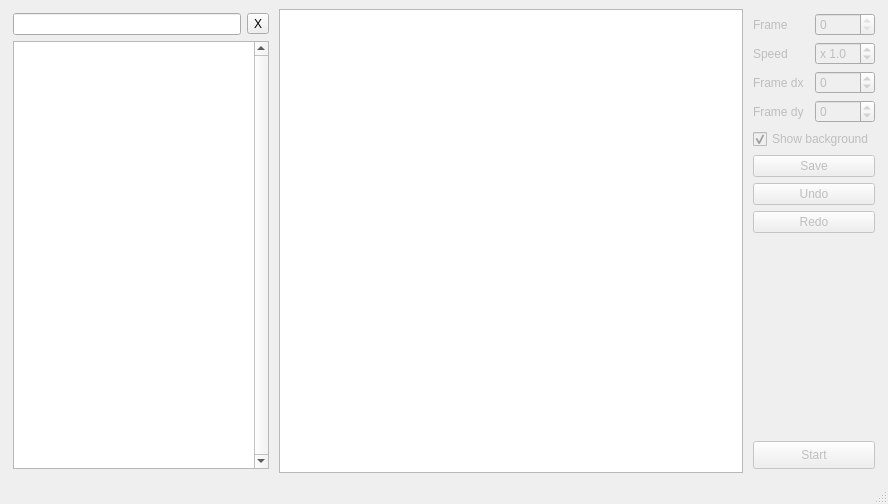
Above: src/editor.ui from Kracav4ik/jnb-sfml before the change. Below: the same form after it.
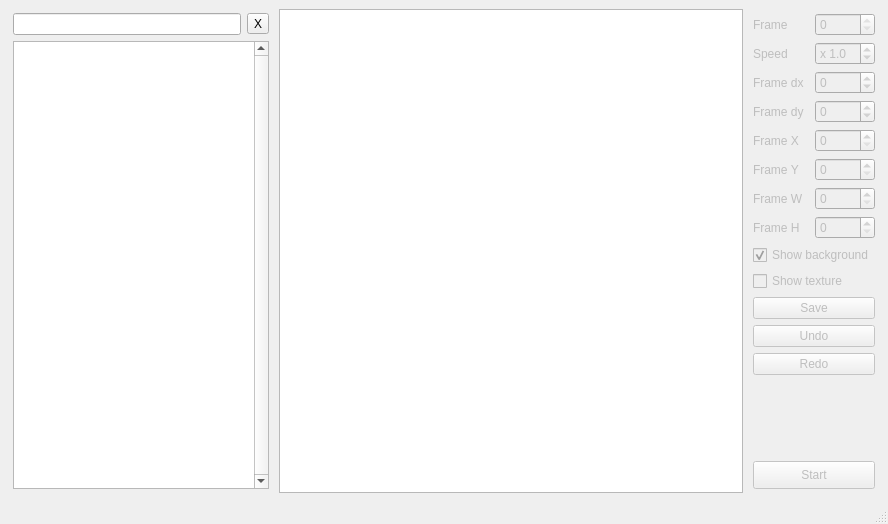
That is the form after the change.

Commit message: editing for frame x, y, w and h macro for the macro god!

```diff
--- a/src/editor.ui
+++ b/src/editor.ui
@@ -7,7 +7,7 @@
     <x>0</x>
     <y>0</y>
     <width>888</width>
-    <height>504</height>
+    <height>524</height>
    </rect>
   </property>
   <property name="windowTitle">
@@ -180,7 +180,7 @@
          </property>
         </widget>
        </item>
-       <item row="10" column="1">
+       <item row="19" column="1">
         <spacer name="verticalSpacer">
          <property name="orientation">
           <enum>Qt::Vertical</enum>
@@ -193,17 +193,14 @@
          </property>
         </spacer>
        </item>
-       <item row="7" column="0" colspan="2">
+       <item row="16" column="0" colspan="2">
         <widget class="QPushButton" name="unDo">
-         <property name="enabled">
-          <bool>false</bool>
-         </property>
          <property name="text">
           <string>Undo</string>
          </property>
         </widget>
        </item>
-       <item row="12" column="0" colspan="2">
+       <item row="21" column="0" colspan="2">
         <widget class="QToolButton" name="startAnimation">
          <property name="sizePolicy">
           <sizepolicy hsizetype="Minimum" vsizetype="Fixed">
@@ -225,24 +222,21 @@
          </property>
         </widget>
        </item>
-       <item row="6" column="0" colspan="2">
+       <item row="15" column="0" colspan="2">
         <widget class="QPushButton" name="saveFrame">
          <property name="text">
           <string>Save</string>
          </property>
         </widget>
        </item>
-       <item row="9" column="0" colspan="2">
+       <item row="18" column="0" colspan="2">
         <widget class="QPushButton" name="reDo">
-         <property name="enabled">
-          <bool>false</bool>
-         </property>
          <property name="text">
           <string>Redo</string>
          </property>
         </widget>
        </item>
-       <item row="5" column="0" colspan="2">
+       <item row="13" column="0" colspan="2">
         <widget class="QCheckBox" name="showBg">
          <property name="text">
           <string>Show background</string>
@@ -252,6 +246,102 @@
          </property>
         </widget>
        </item>
+       <item row="5" column="1">
+        <widget class="QSpinBox" name="frame_x">
+         <property name="readOnly">
+          <bool>false</bool>
+         </property>
+         <property name="minimum">
+          <number>0</number>
+         </property>
+         <property name="maximum">
+          <number>9999</number>
+         </property>
+        </widget>
+       </item>
+       <item row="14" column="0" colspan="2">
+        <widget class="QCheckBox" name="showTex">
+         <property name="text">
+          <string>Show texture</string>
+         </property>
+         <property name="checked">
+          <bool>false</bool>
+         </property>
+        </widget>
+       </item>
+       <item row="11" column="0">
+        <widget class="QLabel" name="label_7">
+         <property name="text">
+          <string>Frame H</string>
+         </property>
+        </widget>
+       </item>
+       <item row="9" column="0">
+        <widget class="QLabel" name="label_8">
+         <property name="text">
+          <string>Frame W</string>
+         </property>
+         <property name="textFormat">
+          <enum>Qt::AutoText</enum>
+         </property>
+        </widget>
+       </item>
+       <item row="9" column="1">
+        <widget class="QSpinBox" name="frame_w">
+         <property name="readOnly">
+          <bool>false</bool>
+         </property>
+         <property name="minimum">
+          <number>0</number>
+         </property>
+         <property name="maximum">
+          <number>9999</number>
+         </property>
+        </widget>
+       </item>
+       <item row="11" column="1">
+        <widget class="QSpinBox" name="frame_h">
+         <property name="readOnly">
+          <bool>false</bool>
+         </property>
+         <property name="minimum">
+          <number>0</number>
+         </property>
+         <property name="maximum">
+          <number>9999</number>
+         </property>
+        </widget>
+       </item>
+       <item row="8" column="0">
+        <widget class="QLabel" name="label_5">
+         <property name="text">
+          <string>Frame Y</string>
+         </property>
+        </widget>
+       </item>
+       <item row="5" column="0">
+        <widget class="QLabel" name="label_6">
+         <property name="text">
+          <string>Frame X</string>
+         </property>
+         <property name="textFormat">
+          <enum>Qt::AutoText</enum>
+         </property>
+        </widget>
+       </item>
+       <item row="8" column="1">
+        <widget class="QSpinBox" name="frame_y">
+         <property name="readOnly">
+          <bool>false</bool>
+         </property>
+         <property name="minimum">
+          <number>0</number>
+         </property>
+         <property name="maximum">
+          <number>9999</number>
+         </property>
+        </widget>
+       </item>
       </layout>
      </widget>
     </item>
```
Left out of the diff: 10 changed lines with no effect on the pictures. The commit also changes 2 other files.
